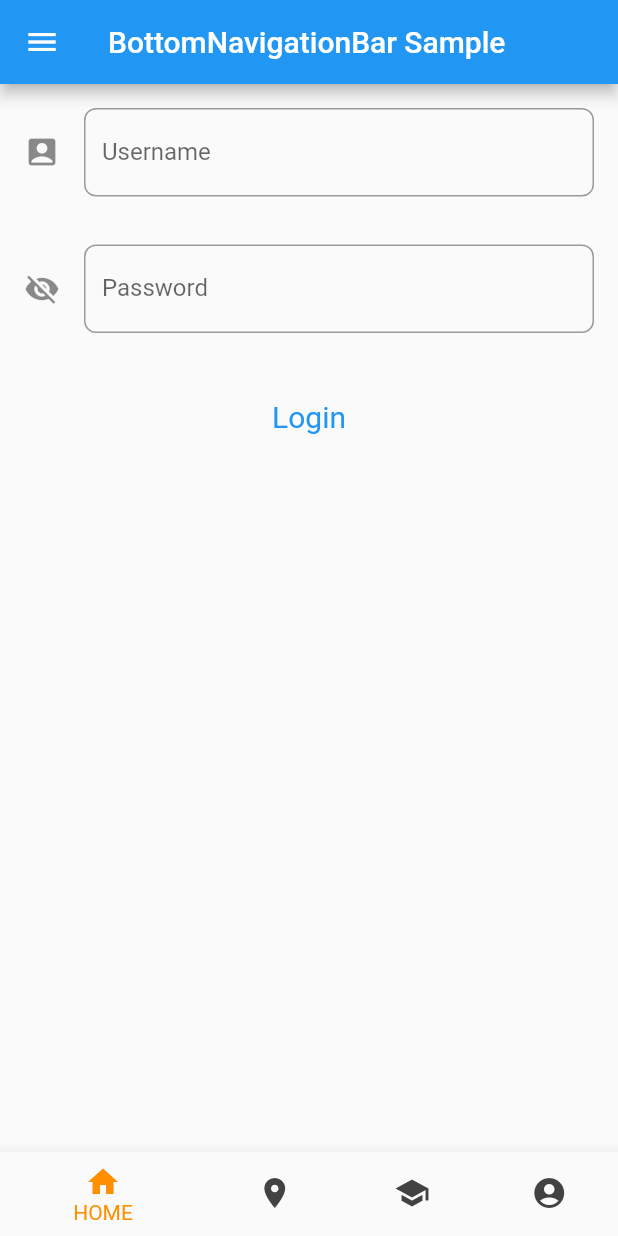
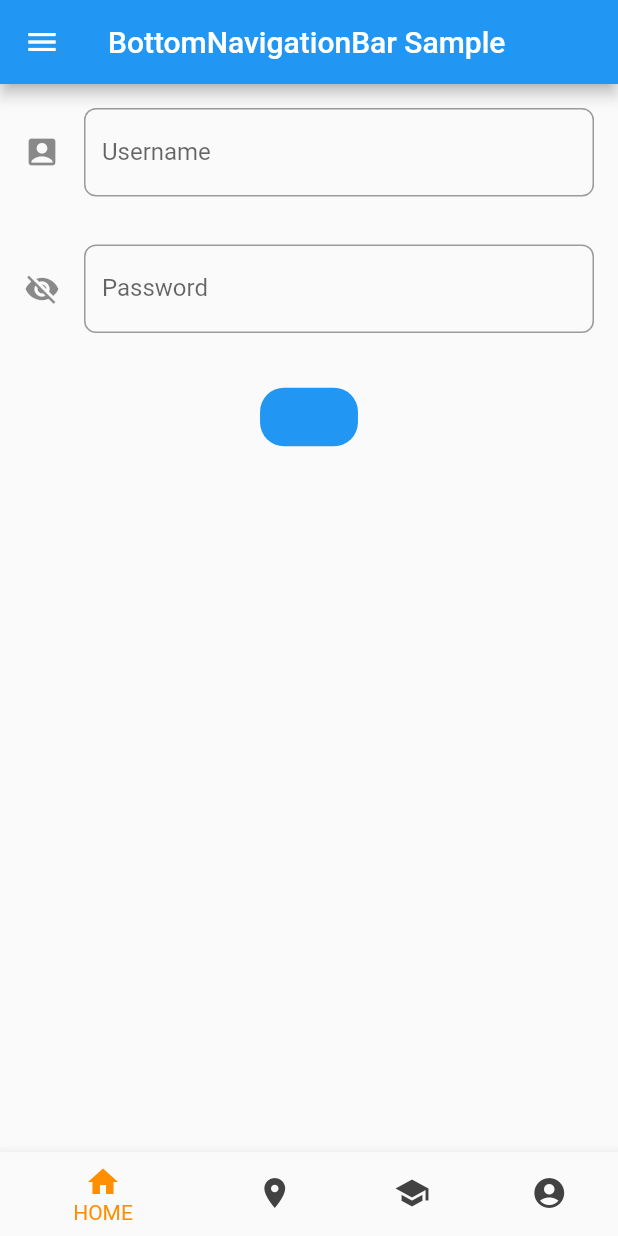
Before and after one commit to zfeder/marketshop_app, a Flutter app: the screen it shows after launch, on a phone screen of 412 x 824 dp. Run offline on Flutter 3.47's test engine with Material 2 defaults, Android fonts, the phone set to English and light mode, and no system bars.

Commit message:
button login

```diff
--- a/lib/main.dart
+++ b/lib/main.dart
@@ -61,6 +61,10 @@ class _MyStatefulWidgetState extends State<MyStatefulWidget> {
               child: TextButton(
                 style: TextButton.styleFrom(
                   textStyle: const TextStyle(fontSize: 20),
+                  backgroundColor: Colors.blue,
+                  shape: const RoundedRectangleBorder(
+                    borderRadius: BorderRadius.all(Radius.circular(16)),
+                  )
                 ),
                   onPressed: () {},
                   child: const Text('Login'),
```
